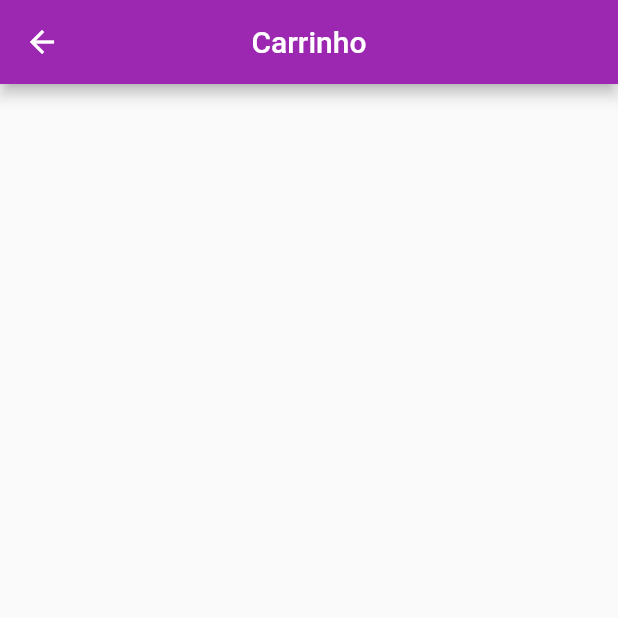
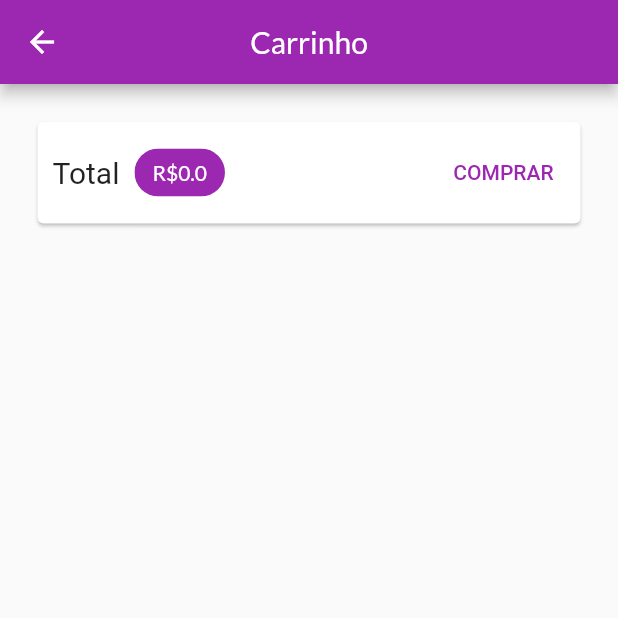
Before and after one commit to Penfore/project_shop, a Flutter app: the CartPage screen opened by its route, on a phone screen of 412 x 824 dp, the top half of it. Run offline on Flutter 3.47's test engine with Material 2 defaults, Android fonts, the phone set to English and light mode, and no system bars; network calls fail.

Commit message:
Add style and initial logic to cart

```diff
--- a/lib/main.dart
+++ b/lib/main.dart
@@ -37,6 +37,10 @@
                 bodyText1: const TextStyle(
                   fontFamily: 'Lato',
                 ),
+                headline6: const TextStyle(
+                  fontFamily: 'Lato',
+                  color: Colors.white,
+                ),
               ),
         ),
         home: const ProductsOverviewPage(),
--- a/lib/pages/cart_page.dart
+++ b/lib/pages/cart_page.dart
@@ -1,15 +1,55 @@
 import 'package:flutter/material.dart';
+import 'package:project_shop/models/cart.dart';
+import 'package:provider/provider.dart';
 
 class CartPage extends StatelessWidget {
   const CartPage({Key? key}) : super(key: key);
 
   @override
   Widget build(BuildContext context) {
+    final Cart cart = Provider.of(context);
+
     return Scaffold(
       appBar: AppBar(
         centerTitle: true,
         title: const Text('Carrinho'),
       ),
+      body: Column(
+        children: [
+          Card(
+            margin: const EdgeInsets.all(25),
+            child: Padding(
+              padding: const EdgeInsets.all(10),
+              child: Row(
+                mainAxisAlignment: MainAxisAlignment.spaceBetween,
+                children: [
+                  const Text(
+                    'Total',
+                    style: TextStyle(
+                      fontSize: 20,
+                    ),
+                  ),
+                  const SizedBox(width: 10),
+                  Chip(
+                    backgroundColor: Theme.of(context).colorScheme.primary,
+                    label: Text(
+                      'R\$${cart.totalAmount}',
+                      style: TextStyle(
+                        color: Theme.of(context).textTheme.headline6?.color,
+                      ),
+                    ),
+                  ),
+                  const Spacer(),
+                  TextButton(
+                    onPressed: () {},
+                    child: const Text('COMPRAR'),
+                  ),
+                ],
+              ),
+            ),
+          ),
+        ],
+      ),
     );
   }
 }
```
